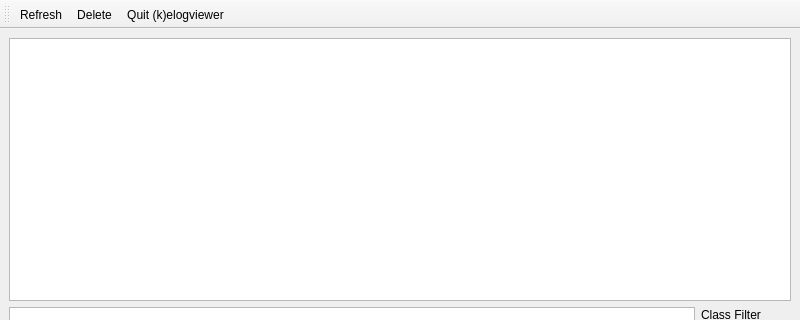
fonic/elogviewer, file libelogviewer/qt/elogviewer.ui: the form before one commit; both pictures show x 0 to 800 and y 0 to 320 of the 800 by 600 pixel window.
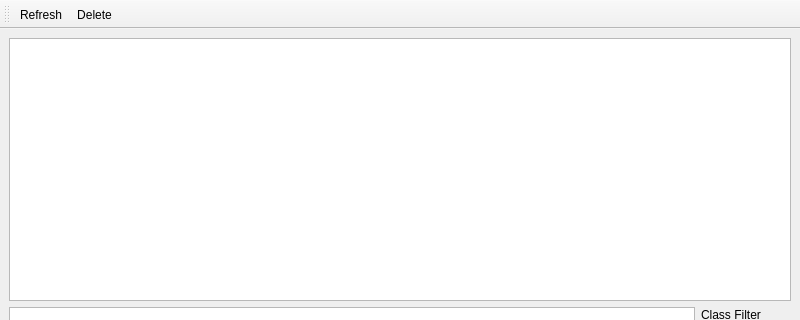
The form after the commit.

Commit message: leave actionQuit up to the window manager

```diff
--- a/libelogviewer/qt/elogviewer.ui
+++ b/libelogviewer/qt/elogviewer.ui
@@ -89,7 +89,6 @@
    </attribute>
    <addaction name="actionRefresh"/>
    <addaction name="actionDelete"/>
-   <addaction name="actionQuit"/>
   </widget>
   <action name="actionQuit">
    <property name="text">
```
The commit also changes 2 other files.
